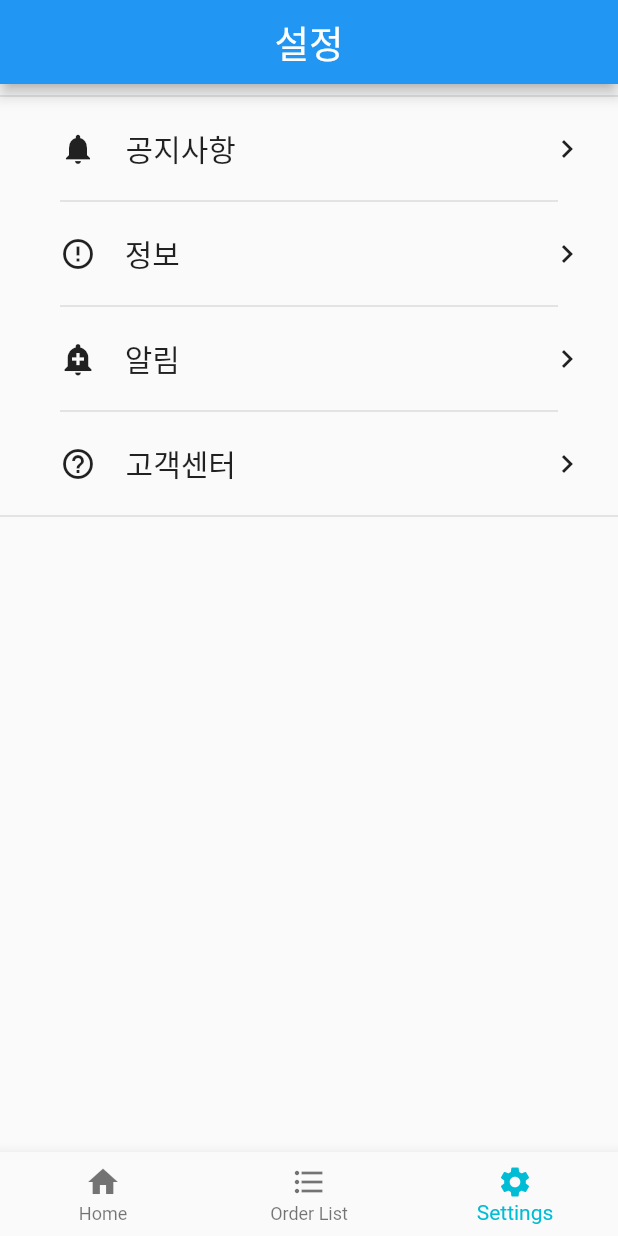
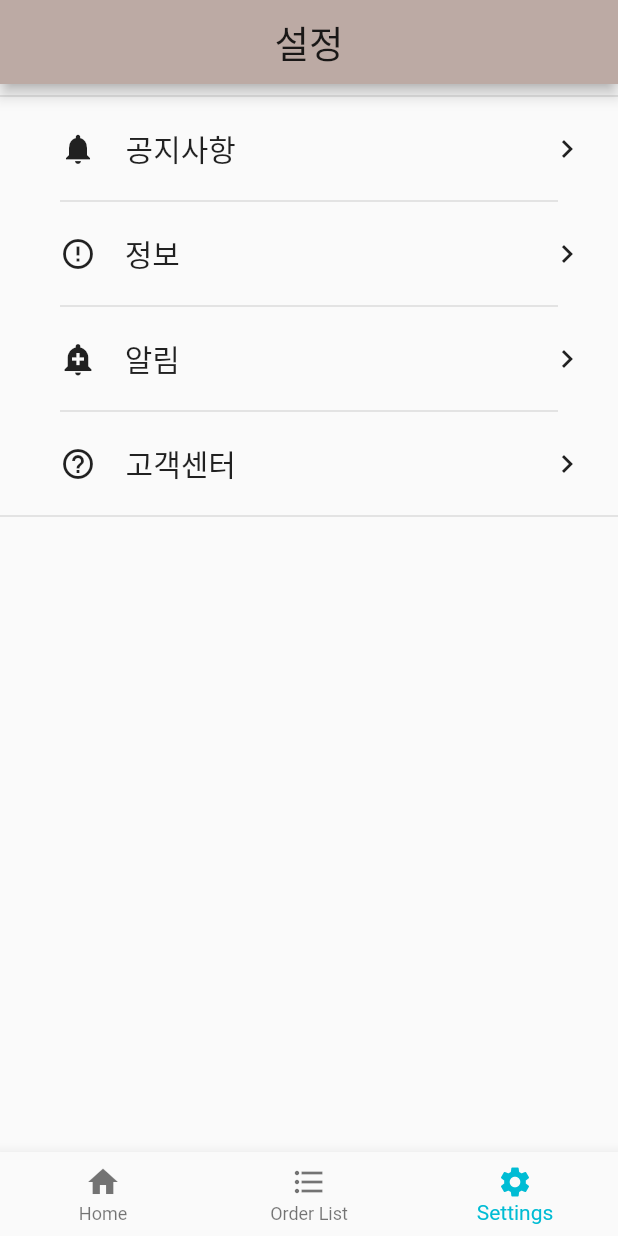
Before and after one commit to ungchun/capstoneDesignStore, a Flutter app: the screen it shows after launch, item 3 of the bottom bar chosen, on a phone screen of 412 x 824 dp. Run offline on Flutter 3.47's test engine with Material 2 defaults, Android fonts, the phone set to English and light mode, and no system bars; our stand-ins replace cloud_firestore, firebase_core; accounts and stored records are empty.

Commit message:
Update main.dart

```diff
--- a/capstone_store/lib/main.dart
+++ b/capstone_store/lib/main.dart
@@ -1,4 +1,3 @@
-import 'package:cloud_firestore/cloud_firestore.dart';
 import 'package:firebase_core/firebase_core.dart';
 import 'package:flutter/material.dart';
 import 'package:capstone_store/tap_state.dart';
@@ -13,6 +12,11 @@ class MyApp extends StatelessWidget {
   @override
   Widget build(BuildContext context) {
     return MaterialApp(
+       theme: ThemeData(
+        primarySwatch: Colors.blue,
+        primaryColor: Colors.brown[200],
+        accentColor: Colors.pink,
+      ),
       home: Tap_Page(),
     );
   }
```
